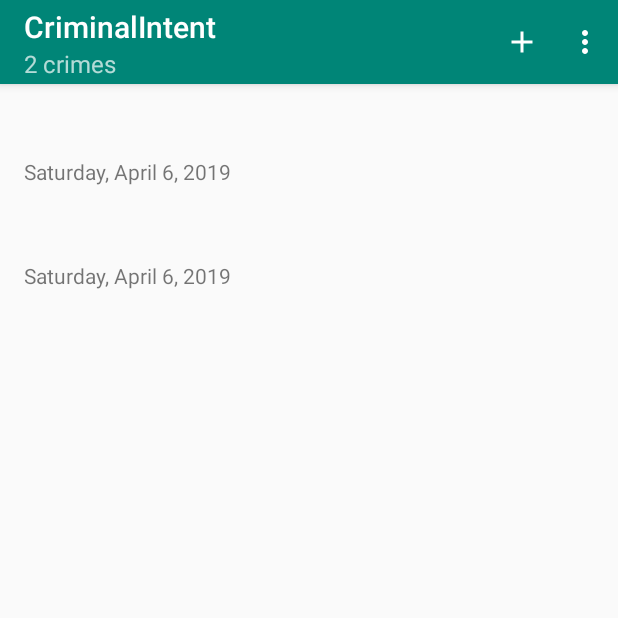
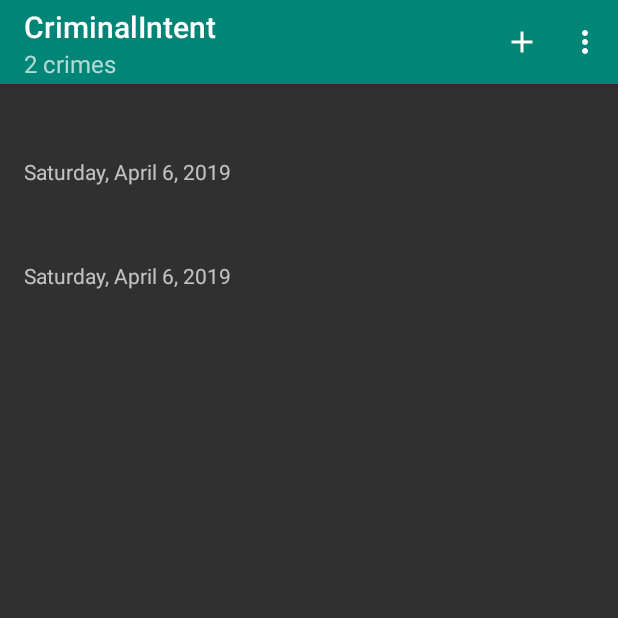
Before and after one commit to Argerd/criminal-intent, an Android app: the screen it shows after launch (CrimeListActivity), in the options menu, after a tap on "Show Subtitle", on a phone screen of 412 x 824 dp, the top half of it. Run offline under Robolectric (Android 15) with nearby library versions, the phone set to English and light mode, and no system bars.

Commit message:
Изменения: - приложение переведено на темную тему.

```diff
--- a/CriminalIntentFinal/app/src/main/res/layout/list_item_crime.xml
+++ b/CriminalIntentFinal/app/src/main/res/layout/list_item_crime.xml
@@ -13,7 +13,6 @@
         android:layout_marginStart="16dp"
         android:layout_marginTop="16dp"
         android:layout_marginEnd="8dp"
-        android:textColor="@android:color/black"
         android:textSize="18sp"
         app:layout_constraintEnd_toStartOf="@+id/crime_solved"
         app:layout_constraintStart_toStartOf="parent"
--- a/CriminalIntentFinal/app/src/main/res/values/styles.xml
+++ b/CriminalIntentFinal/app/src/main/res/values/styles.xml
@@ -1,8 +1,10 @@
 <resources>
 
     <!-- Base application theme. -->
-    <style name="AppTheme" parent="Theme.AppCompat.Light.DarkActionBar">
+    <style name="AppTheme" parent="Theme.AppCompat">
         <!-- Customize your theme here. -->
+        <!--<item name="textColorPrimary">@color/primary_text_holo_dark</item>
+        <item name="textColorSecondary">@color/secondary_text_holo_dark</item>-->
         <item name="colorPrimary">@color/colorPrimary</item>
         <item name="colorPrimaryDark">@color/colorPrimaryDark</item>
         <item name="colorAccent">@color/colorAccent</item>
```
